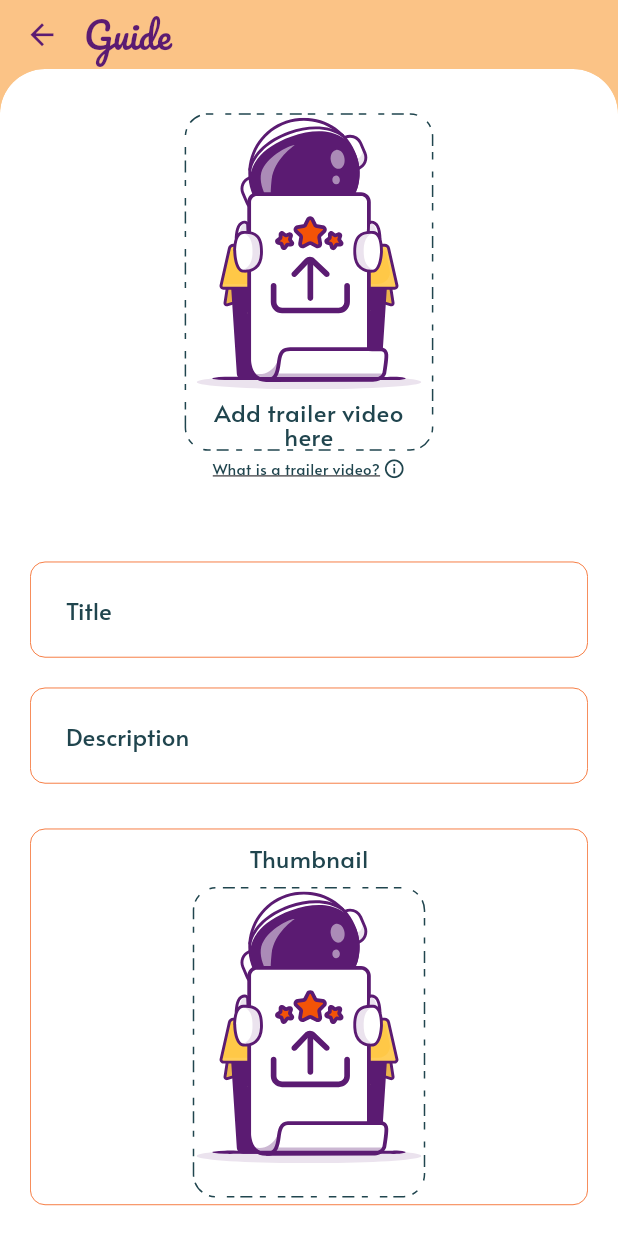
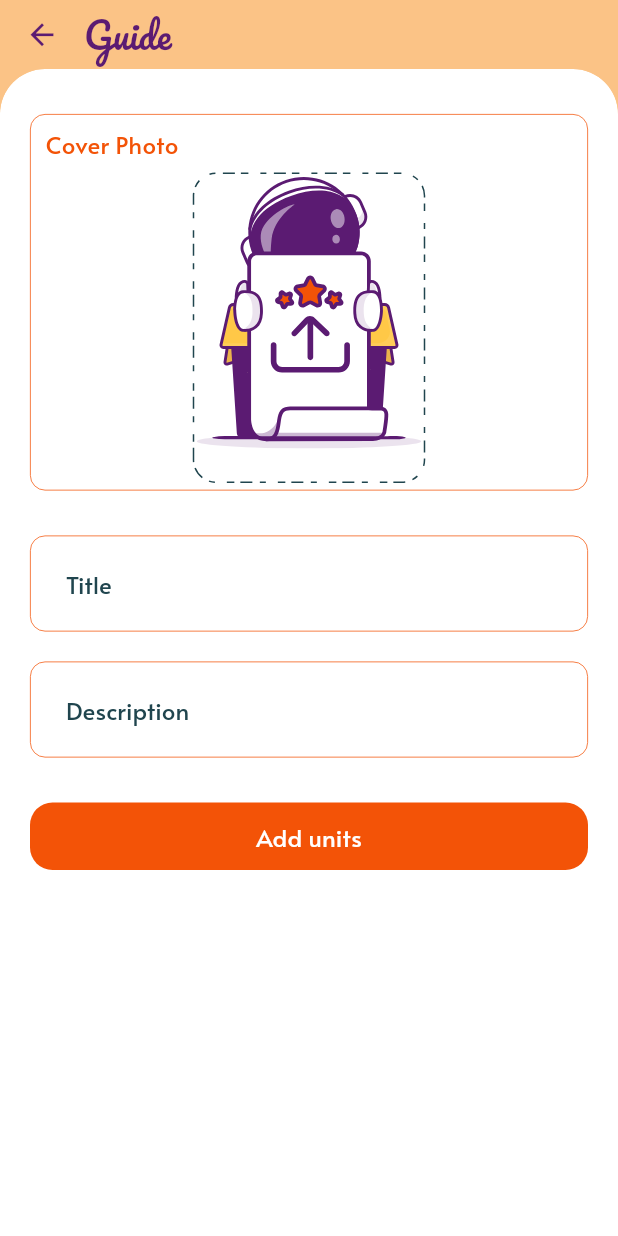
Before and after one commit to himanshu-tempo-space/moonbase_explore, a Flutter app: the screen it shows after launch, on a phone screen of 412 x 824 dp. Run offline on Flutter 3.47's test engine with Material 3 defaults, Android fonts, the phone set to English and light mode, and no system bars; drawn by our look-alikes of dotted_border; our stand-ins replace bloc, cached_network_image, equatable, flutter_bloc, flutter_secure_storage, flutter_svg and 8 more; missing offline and left inert: bottom_sheet, ffmpeg_kit_flutter_min, flutter_emoji, overlay_loading_progress, tempo_location_service, video_compress and 1 more; accounts and stored records are empty.

Commit message:
removed the guide video
removed the guide video

```diff
--- a/lib/bloc/explore_bloc.dart
+++ b/lib/bloc/explore_bloc.dart
@@ -302,7 +302,7 @@ class ExploreBloc extends Bloc<ExploreEvent, ExploreState> {
   emitGuideDetailState(guideCover, video) {
     emit(state.copyWith(
       exploreThumbnail: guideCover,
-      exploreTrailerVideo: video,
+      exploreTrailerVideo: File("empty string"),
     ));
   }
 
--- a/lib/screen/create_guide/create_guide_form.dart
+++ b/lib/screen/create_guide/create_guide_form.dart
@@ -8,6 +8,7 @@ import 'package:flutter_bloc/flutter_bloc.dart';
 import 'package:flutter_svg/svg.dart';
 import 'package:hive_flutter/hive_flutter.dart';
 import 'package:image_picker/image_picker.dart';
+import 'package:moonbase_explore/app_constants/custom_snackbars.dart';
 import 'package:moonbase_explore/app_constants/extensions.dart';
 import 'package:moonbase_explore/bloc/explore_bloc.dart';
 import 'package:moonbase_explore/screen/create_guide/location_selector.dart';
@@ -27,11 +28,12 @@ import 'description_text_field.dart';
 
 class CreateGuideForm extends StatefulWidget {
   final GlobalKey<FormState>? formKey;
-  final TextEditingController? titleController, descriptionController, categoriesController;
+  final TextEditingController? titleController,
+      descriptionController,
+      categoriesController;
   final File? exploreThumbnail;
 
-  const CreateGuideForm(
-      {super.key,
+  const CreateGuideForm({super.key,
     required this.formKey,
     required this.titleController,
     required this.descriptionController,
@@ -58,12 +60,18 @@ class _CreateGuideFormState extends State<CreateGuideForm> {
       child: Padding(
         padding: const EdgeInsets.symmetric(horizontal: 20),
         child: SizedBox(
-          width: MediaQuery.of(context).size.width,
-          height: MediaQuery.of(context).size.height * 0.8,
+          width: MediaQuery
+              .of(context)
+              .size
+              .width,
+          height: MediaQuery
+              .of(context)
+              .size
+              .height * 0.8,
           child: ListView(
             shrinkWrap: false,
             children: [
-              Padding(
+              /*  Padding(
                 padding: const EdgeInsets.only(top: TSizeConstants.padding30),
                 child: Row(
                   mainAxisAlignment: MainAxisAlignment.center,
@@ -75,8 +83,50 @@ class _CreateGuideFormState extends State<CreateGuideForm> {
                     ),
                   ],
                 ),
+              ),*/
+              Padding(
+                padding: const EdgeInsets.symmetric(vertical: 30.0),
+                child: Container(
+                  width: MediaQuery
+                      .of(context)
+                      .size
+                      .width,
+                  decoration: BoxDecoration(
+                    borderRadius: BorderRadius.circular(
+                        TSizeConstants.textFieldBorderRadius),
+                    border: Border.all(
+                      color: primaryDarkColor,
+                      width: TSizeConstants.borderOpacity,
                     ),
-              const SizedBox(height: 10),
+                  ),
+                  child: Column(
+                    crossAxisAlignment: CrossAxisAlignment.center,
+                    mainAxisAlignment: MainAxisAlignment.center,
+                    mainAxisSize: MainAxisSize.max,
+                    children: [
+                      const Align(
+                        alignment: Alignment.topLeft,
+                        child: Padding(
+                          padding: EdgeInsets.all(10.0),
+                          child: TText(
+                            'Cover Photo',
+                            variant: TypographyVariant.subtitle,
+                            style: TextStyle(color: primaryDarkColor),
+                          ),
+                        ),
+                      ),
+                      Row(
+                        mainAxisAlignment: MainAxisAlignment.center,
+                        children: [
+                          futureBuilderWidget(),
+                        ],
+                      ),
+                      const SizedBox(height: 5)
+                    ],
+                  ),
+                ),
+              ),
+
               TTextField(
                 controller: widget.titleController!,
                 label: 'Title',
@@ -92,7 +142,7 @@ class _CreateGuideFormState extends State<CreateGuideForm> {
               const SizedBox(height: 30),
               // const LocationSelector(),
               // const SizedBox(height: 30),
-              Container(
+              /*    Container(
                 width: MediaQuery.of(context).size.width,
                 decoration: BoxDecoration(
                   borderRadius: BorderRadius.circular(TSizeConstants.textFieldBorderRadius),
@@ -120,19 +170,34 @@ class _CreateGuideFormState extends State<CreateGuideForm> {
                   ],
                 ),
               ),
-              const SizedBox(height: 30),
-              SizedBox(
-                width: MediaQuery.of(context).size.width,
+              const SizedBox(height: 30),*/
+              BlocBuilder<ExploreBloc, ExploreState>(
+                builder: (context, state) {
+                  return SizedBox(
+                    width: MediaQuery
+                        .of(context)
+                        .size
+                        .width,
                     height: TSizeConstants.collabButtonsHeight,
                     child: TempoTextButton(
                       text: 'Add units',
                       radius: 15,
-                  onPressed: () {
-                    if (widget.formKey!.currentState!.validate()) {
+                      onPressed: () async {
+                        await context.read<ExploreBloc>()
+                            .reloadThumbnail()
+                            .then((String? value){ if
+                            (widget.formKey!.currentState!.validate() &&
+                            value!=null) {
                         context.read<ExploreBloc>().saveGuideDetails(context);
                         }
+                        else{
+                        errorTopSnackBar(context, "Please upload the cover photo");
+                        }});
+
                       },
                     ),
+                  );
+                },
               ),
               const SizedBox(height: 30),
             ],
@@ -143,11 +208,17 @@ class _CreateGuideFormState extends State<CreateGuideForm> {
   }
 
   Widget futureBuilderWidget() {
-    return FutureBuilder<String?>(
+    return InkWell(
+      onTap: () async {
+        await context.read<ExploreBloc>().pickThumbnail(context);
+        setState(() {});
+      },
+      child: FutureBuilder<String?>(
         future: context.read<ExploreBloc>().reloadThumbnail(),
         builder: (BuildContext context, AsyncSnapshot<String?> snapshot) {
           if (snapshot.hasData) {
-          return widget.exploreThumbnail == null
+            return
+              /*  widget.exploreThumbnail == null
                 ? DottedBorder(
                   color: secondaryColor,
                   strokeWidth: 1,
@@ -158,19 +229,23 @@ class _CreateGuideFormState extends State<CreateGuideForm> {
                     mainAxisAlignment: MainAxisAlignment.center,
                     crossAxisAlignment: CrossAxisAlignment.center,
                     children: [
-                      Center(child: SvgPicture.asset(Assets.imagesUploadBillboardImage)),
+                      Center(
+                          child: SvgPicture.asset(
+                              Assets.imagesUploadBillboardImage)),
                       const SizedBox(height: 20),
                     ],
                   ),
                 )
-              : InkWell(
-                  onTap: () async {
-                    await context.read<ExploreBloc>().pickThumbnail(context);
-                    setState(() {});
-                  },
-                  child: SizedBox(
-                    height: MediaQuery.of(context).size.height * 0.30,
-                    width: MediaQuery.of(context).size.width * 0.40,
+                :*/
+              SizedBox(
+                height: MediaQuery
+                    .of(context)
+                    .size
+                    .height * 0.30,
+                width: MediaQuery
+                    .of(context)
+                    .size
+                    .width * 0.40,
                 child: DottedBorder(
                   color: secondaryColor,
                   strokeWidth: 1,
@@ -178,11 +253,18 @@ class _CreateGuideFormState extends State<CreateGuideForm> {
                   borderType: BorderType.RRect,
                   dashPattern: const [8, 4, 5],
                   child: Image.file(
-                        snapshot.data!.isNotEmpty ? File(snapshot.data!) : File(widget.exploreThumbnail!.path),
-                        height: MediaQuery.of(context).size.height * 0.30,
-                        width: MediaQuery.of(context).size.width * 0.40,
+                    snapshot.data!.isNotEmpty
+                        ? File(snapshot.data!)
+                        : File(widget.exploreThumbnail!.path),
+                    height: MediaQuery
+                        .of(context)
+                        .size
+                        .height * 0.30,
+                    width: MediaQuery
+                        .of(context)
+                        .size
+                        .width * 0.40,
                     fit: BoxFit.scaleDown,
-                      ),
                   ),
                 ),
               );
@@ -206,6 +288,7 @@ class _CreateGuideFormState extends State<CreateGuideForm> {
             );
           }
         },
+      ),
     );
   }
 
@@ -265,10 +348,15 @@ class _CreateGuideFormState extends State<CreateGuideForm> {
                     )
                   ],
                 ),
-                    ).onUserTap(() => showDialog(
+              ).onUserTap(() =>
+                  showDialog(
                       context: context,
                       builder: (context) =>
-                            VideoDialog(videoFile: context.read<ExploreBloc>().coverVideoController!.file))),
+                          VideoDialog(
+                              videoFile: context
+                                  .read<ExploreBloc>()
+                                  .coverVideoController!
+                                  .file))),
             ),
           ],
         ),
@@ -286,7 +374,9 @@ class _CreateGuideFormState extends State<CreateGuideForm> {
             mainAxisAlignment: MainAxisAlignment.center,
             crossAxisAlignment: CrossAxisAlignment.center,
             children: [
-                    Center(child: SvgPicture.asset(Assets.imagesUploadBillboardImage)),
+              Center(
+                  child: SvgPicture.asset(
+                      Assets.imagesUploadBillboardImage)),
               const SizedBox(height: 6),
               const TText(
                 'Add trailer video here',
--- a/lib/screen/create_guide/videos/video_builder_screen.dart
+++ b/lib/screen/create_guide/videos/video_builder_screen.dart
@@ -50,9 +50,12 @@ class _VideoBuilderScreenState extends State<VideoBuilderScreen> {
       context.read<VideoBloc>().video = widget.video;
       try {
         if (widget.video!.videoDetails.localPath != null) {
-          await context.read<VideoBloc>().initUnitController(XFile(widget.video!.videoDetails.localPath!), context);
-          context.read<VideoBloc>().emit(VideoState(
-              videoPath: widget.video!.videoDetails.localPath!, imagePath: widget.video!.videoDetails.coverImagePath));
+          await context
+              .read<VideoBloc>()
+              .initUnitController(XFile(widget.video!.videoDetails.localPath!), context)
+              .then((value) => context.read<VideoBloc>().emit(VideoState(
+                  videoPath: widget.video!.videoDetails.localPath!,
+                  imagePath: widget.video!.videoDetails.coverImagePath)));
         }
       } catch (e) {
         if (kDebugMode) {
```
Lines whose indentation alone changed are shown as unchanged.
